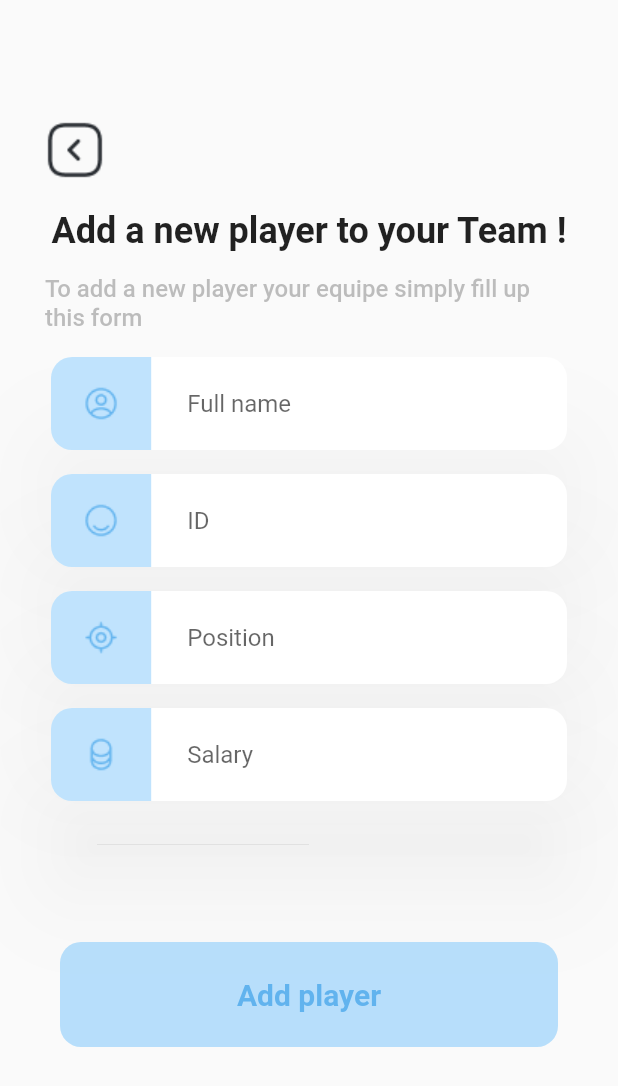
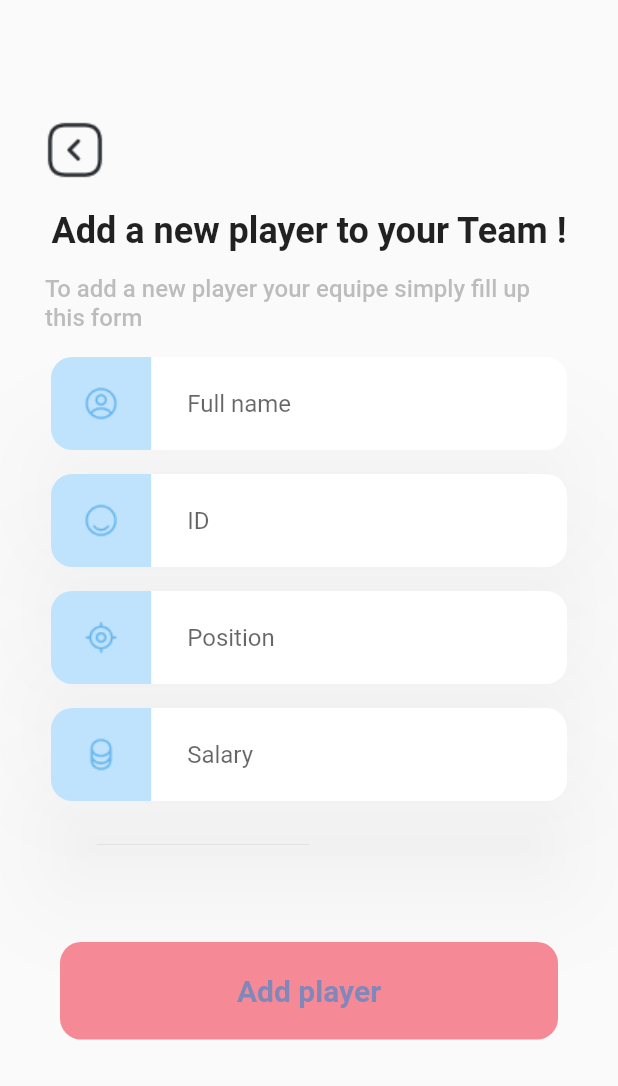
Before and after one commit to shaimaMathlouthi/crudapp, a Flutter app: the AddPlayer screen opened directly, on a phone screen of 412 x 824 dp. Shown: the top 1086 px of the screen. Run offline on Flutter 3.47's test engine with Material 2 defaults, Android fonts, the phone set to English and light mode, and no system bars; drawn by our look-alikes of auto_size_text; our stand-ins replace responsive_sizer; network calls fail.

Commit message:
first commit

```diff
--- a/lib/view/shared/widgets/cutom_button.dart
+++ b/lib/view/shared/widgets/cutom_button.dart
@@ -11,10 +11,10 @@ class CustomButton extends StatelessWidget {
   @override
   Widget build(BuildContext context) {
     return Container(
-        height: 70,
+        height: 65,
         width: 82.w,
         decoration: BoxDecoration(
-          color: const Color.fromARGB(121, 109, 192, 252),
+          color: Color.fromARGB(121, 240, 13, 39),
           borderRadius: BorderRadius.circular(14),
         ),
         child: Center(
```
